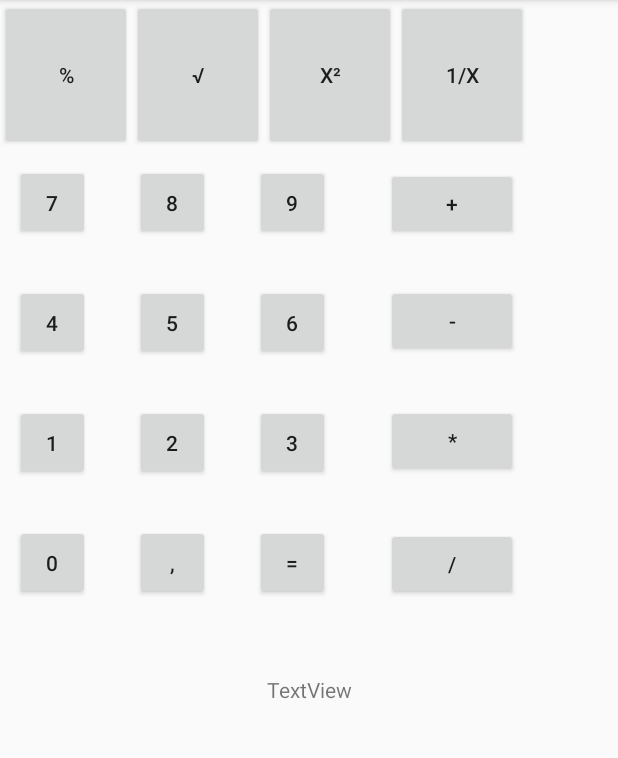
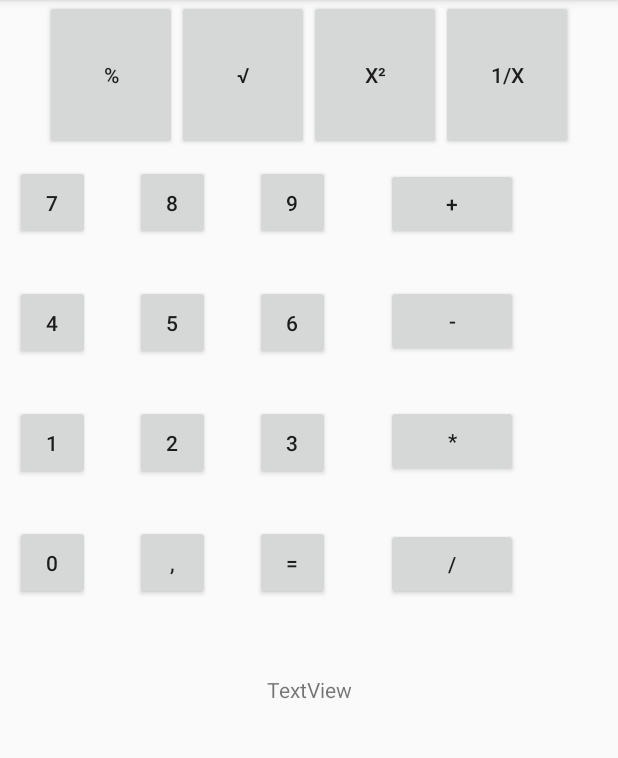
Before and after one commit to rsubczynski/PAM_Kalkulator, an Android app: the CalculatorActivity screen opened directly, with no data from a screen before it, on a phone screen of 412 x 824 dp, the part 84-842 px from its top. Run offline under Robolectric (Android 15) with nearby library versions, the phone set to English and light mode, and no system bars.

Commit message:
poprawa w widoku advenced

```diff
--- a/app/src/main/res/layout/advenced_calculator_layout.xml
+++ b/app/src/main/res/layout/advenced_calculator_layout.xml
@@ -1,29 +1,35 @@
 <?xml version="1.0" encoding="utf-8"?>
 <LinearLayout xmlns:android="http://schemas.android.com/apk/res/android"
+    xmlns:tools="http://schemas.android.com/tools"
     android:layout_width="match_parent"
-    android:layout_height="wrap_content">
+    android:layout_height="wrap_content"
+    android:gravity="center">
 
     <Button
-        android:id="@+id/button"
+        android:id="@+id/button_percent"
         android:layout_width="wrap_content"
         android:layout_height="100dp"
-        android:text="%" />
+        android:text="@string/button_percent"
+        tools:ignore="ButtonStyle" />
 
     <Button
-        android:id="@+id/button2"
+        android:id="@+id/button_element"
         android:layout_width="wrap_content"
         android:layout_height="100dp"
-        android:text="√" />
+        android:text="@string/button_element"
+        tools:ignore="ButtonStyle" />
 
     <Button
-        android:id="@+id/button3"
+        android:id="@+id/button_power"
         android:layout_width="wrap_content"
         android:layout_height="100dp"
-        android:text="x²" />
+        android:text="@string/button_power"
+        tools:ignore="ButtonStyle" />
 
     <Button
-        android:id="@+id/button4"
+        android:id="@+id/button_fraction"
         android:layout_width="wrap_content"
         android:layout_height="100dp"
-        android:text="1/x" />
+        android:text="@string/button_fraction"
+        tools:ignore="ButtonStyle" />
 </LinearLayout>
--- a/app/src/main/res/values/strings.xml
+++ b/app/src/main/res/values/strings.xml
@@ -1,3 +1,7 @@
 <resources>
     <string name="app_name">My Application</string>
+    <string name="button_percent">%</string>
+    <string name="button_element">√</string>
+    <string name="button_power">x²</string>
+    <string name="button_fraction">1/x</string>
 </resources>
```
